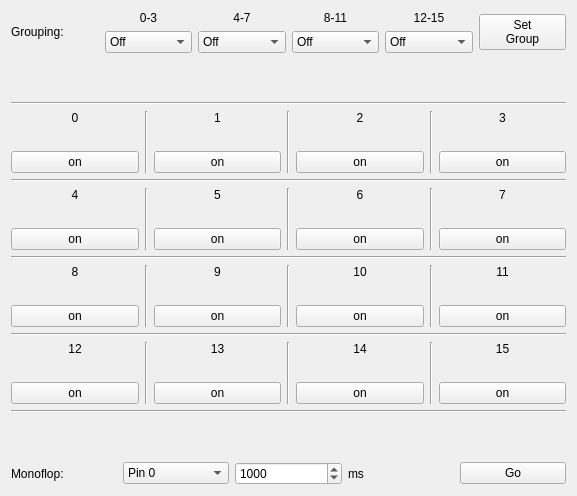
Old version of the form src/brickv/plugin_system/plugins/industrial_quad_relay/ui/industrial_quad_relay.ui in the repository Tinkerforge/brickv.
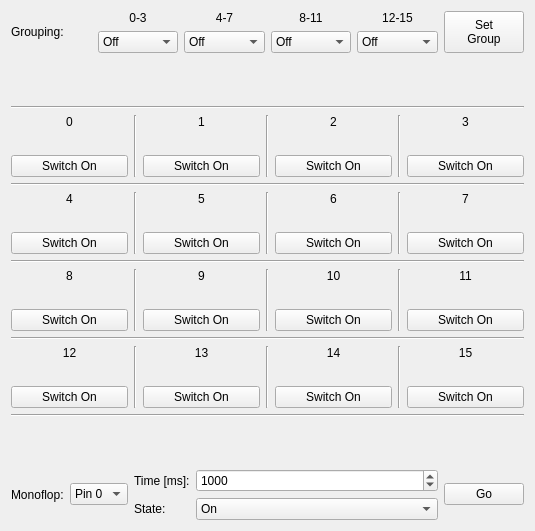
New version of the form.

Commit message: Improve monoflop handling for Industrial Bricklets

The edit to the form file:
```diff
--- a/src/brickv/plugin_system/plugins/industrial_quad_relay/ui/industrial_quad_relay.ui
+++ b/src/brickv/plugin_system/plugins/industrial_quad_relay/ui/industrial_quad_relay.ui
@@ -6,8 +6,8 @@
    <rect>
     <x>0</x>
     <y>0</y>
-    <width>577</width>
-    <height>496</height>
+    <width>535</width>
+    <height>531</height>
    </rect>
   </property>
   <property name="windowTitle">
@@ -197,6 +197,12 @@
      </item>
      <item>
       <widget class="QPushButton" name="set_group">
+       <property name="sizePolicy">
+        <sizepolicy hsizetype="Minimum" vsizetype="Minimum">
+         <horstretch>0</horstretch>
+         <verstretch>0</verstretch>
+        </sizepolicy>
+       </property>
        <property name="text">
         <string>Set
 Group</string>
@@ -244,12 +250,15 @@
          <property name="text">
           <string/>
          </property>
+         <property name="alignment">
+          <set>Qt::AlignCenter</set>
+         </property>
         </widget>
        </item>
        <item>
         <widget class="QPushButton" name="b0">
          <property name="text">
-          <string>on</string>
+          <string>Switch On</string>
          </property>
         </widget>
        </item>
@@ -279,12 +288,15 @@
          <property name="text">
           <string/>
          </property>
+         <property name="alignment">
+          <set>Qt::AlignCenter</set>
+         </property>
         </widget>
        </item>
        <item>
         <widget class="QPushButton" name="b1">
          <property name="text">
-          <string>on</string>
+          <string>Switch On</string>
          </property>
         </widget>
        </item>
@@ -314,12 +326,15 @@
          <property name="text">
           <string/>
          </property>
+         <property name="alignment">
+          <set>Qt::AlignCenter</set>
+         </property>
         </widget>
        </item>
        <item>
         <widget class="QPushButton" name="b2">
          <property name="text">
-          <string>on</string>
+          <string>Switch On</string>
          </property>
         </widget>
        </item>
@@ -349,12 +364,15 @@
          <property name="text">
           <string/>
          </property>
+         <property name="alignment">
+          <set>Qt::AlignCenter</set>
+         </property>
         </widget>
        </item>
        <item>
         <widget class="QPushButton" name="b3">
          <property name="text">
-          <string>on</string>
+          <string>Switch On</string>
          </property>
         </widget>
        </item>
@@ -388,6 +406,9 @@
          <property name="text">
           <string/>
          </property>
+         <property name="alignment">
+          <set>Qt::AlignCenter</set>
+         </property>
         </widget>
        </item>
        <item>
@@ -396,7 +417,7 @@
           <bool>true</bool>
          </property>
          <property name="text">
-          <string>on</string>
+          <string>Switch On</string>
          </property>
         </widget>
        </item>
@@ -426,12 +447,15 @@
          <property name="text">
           <string/>
          </property>
+         <property name="alignment">
+          <set>Qt::AlignCenter</set>
+         </property>
         </widget>
        </item>
        <item>
         <widget class="QPushButton" name="b5">
          <property name="text">
-          <string>on</string>
+          <string>Switch On</string>
          </property>
         </widget>
        </item>
@@ -461,12 +485,15 @@
          <property name="text">
           <string/>
          </property>
+         <property name="alignment">
+          <set>Qt::AlignCenter</set>
+         </property>
         </widget>
        </item>
        <item>
         <widget class="QPushButton" name="b6">
          <property name="text">
-          <string>on</string>
+          <string>Switch On</string>
          </property>
         </widget>
        </item>
@@ -496,12 +523,15 @@
          <property name="text">
           <string/>
          </property>
+         <property name="alignment">
+          <set>Qt::AlignCenter</set>
+         </property>
         </widget>
        </item>
        <item>
         <widget class="QPushButton" name="b7">
          <property name="text">
-          <string>on</string>
+          <string>Switch On</string>
          </property>
         </widget>
        </item>
@@ -535,12 +565,15 @@
          <property name="text">
           <string/>
          </property>
+         <property name="alignment">
+          <set>Qt::AlignCenter</set>
+         </property>
         </widget>
        </item>
        <item>
         <widget class="QPushButton" name="b8">
          <property name="text">
-          <string>on</string>
+          <string>Switch On</string>
          </property>
         </widget>
        </item>
@@ -570,12 +603,15 @@
          <property name="text">
           <string/>
          </property>
+         <property name="alignment">
+          <set>Qt::AlignCenter</set>
+         </property>
         </widget>
        </item>
        <item>
         <widget class="QPushButton" name="b9">
          <property name="text">
-          <string>on</string>
+          <string>Switch On</string>
          </property>
         </widget>
        </item>
@@ -605,12 +641,15 @@
          <property name="text">
           <string/>
          </property>
+         <property name="alignment">
+          <set>Qt::AlignCenter</set>
+         </property>
         </widget>
        </item>
        <item>
         <widget class="QPushButton" name="b10">
          <property name="text">
-          <string>on</string>
+          <string>Switch On</string>
          </property>
         </widget>
        </item>
@@ -640,12 +679,15 @@
          <property name="text">
           <string/>
          </property>
+         <property name="alignment">
+          <set>Qt::AlignCenter</set>
+         </property>
         </widget>
        </item>
        <item>
         <widget class="QPushButton" name="b11">
          <property name="text">
-          <string>on</string>
+          <string>Switch On</string>
          </property>
         </widget>
        </item>
@@ -679,12 +721,15 @@
          <property name="text">
           <string/>
          </property>
+         <property name="alignment">
+          <set>Qt::AlignCenter</set>
+         </property>
         </widget>
        </item>
        <item>
         <widget class="QPushButton" name="b12">
          <property name="text">
-          <string>on</string>
+          <string>Switch On</string>
          </property>
         </widget>
        </item>
@@ -714,12 +759,15 @@
          <property name="text">
           <string/>
          </property>
+         <property name="alignment">
+          <set>Qt::AlignCenter</set>
+         </property>
         </widget>
        </item>
        <item>
         <widget class="QPushButton" name="b13">
          <property name="text">
-          <string>on</string>
+          <string>Switch On</string>
          </property>
         </widget>
        </item>
@@ -749,12 +797,15 @@
          <property name="text">
           <string/>
          </property>
+         <property name="alignment">
+          <set>Qt::AlignCenter</set>
+         </property>
         </widget>
        </item>
        <item>
         <widget class="QPushButton" name="b14">
          <property name="text">
-          <string>on</string>
+          <string>Switch On</string>
          </property>
         </widget>
        </item>
@@ -784,12 +835,15 @@
          <property name="text">
           <string/>
          </property>
+         <property name="alignment">
+          <set>Qt::AlignCenter</set>
+         </property>
         </widget>
        </item>
        <item>
         <widget class="QPushButton" name="b15">
          <property name="text">
-          <string>on</string>
+          <string>Switch On</string>
          </property>
         </widget>
        </item>
@@ -818,7 +872,7 @@
     </spacer>
    </item>
    <item>
-    <layout class="QHBoxLayout" name="horizontalLayout_3">
+    <layout class="QHBoxLayout" name="horizontalLayout_3" stretch="0,0,0,1,0">
      <item>
       <widget class="QLabel" name="monoflop_label1">
        <property name="text">
@@ -828,6 +882,9 @@
      </item>
      <item>
       <widget class="QComboBox" name="monoflop_pin">
+       <property name="sizeAdjustPolicy">
+        <enum>QComboBox::AdjustToContents</enum>
+       </property>
        <item>
         <property name="text">
          <string>Pin 0</string>
@@ -851,21 +908,56 @@
       </widget>
      </item>
      <item>
-      <widget class="QSpinBox" name="monoflop_time">
-       <property name="maximum">
-        <number>2147483647</number>
-       </property>
-       <property name="value">
-        <number>1000</number>
-       </property>
-      </widget>
+      <layout class="QVBoxLayout" name="verticalLayout_23">
+       <item>
+        <widget class="QLabel" name="label_6">
+         <property name="text">
+          <string>Time [ms]:</string>
+         </property>
+        </widget>
+       </item>
+       <item>
+        <widget class="QLabel" name="label_7">
+         <property name="text">
+          <string>State:</string>
+         </property>
+        </widget>
+       </item>
+      </layout>
      </item>
      <item>
-      <widget class="QLabel" name="monoflop_label2">
-       <property name="text">
-        <string>ms</string>
-       </property>
-      </widget>
+      <layout class="QVBoxLayout" name="verticalLayout_22">
+       <item>
+        <widget class="QSpinBox" name="monoflop_time">
+         <property name="sizePolicy">
+          <sizepolicy hsizetype="Minimum" vsizetype="Fixed">
+           <horstretch>0</horstretch>
+           <verstretch>0</verstretch>
+          </sizepolicy>
+         </property>
+         <property name="maximum">
+          <number>2147483647</number>
+         </property>
+         <property name="value">
+          <number>1000</number>
+         </property>
+        </widget>
+       </item>
+       <item>
+        <widget class="QComboBox" name="monoflop_state">
+         <item>
+          <property name="text">
+           <string>On</string>
+          </property>
+         </item>
+         <item>
+          <property name="text">
+           <string>Off</string>
+          </property>
+         </item>
+        </widget>
+       </item>
+      </layout>
      </item>
      <item>
       <widget class="QPushButton" name="monoflop_go">
```
Left out of the diff: 2 changed lines with no effect on the pictures. The commit also changes 5 other files.
